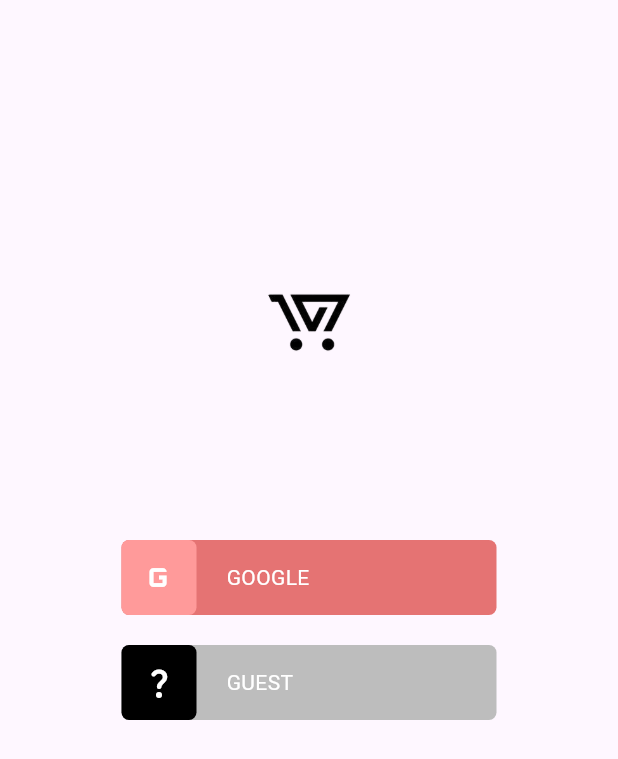
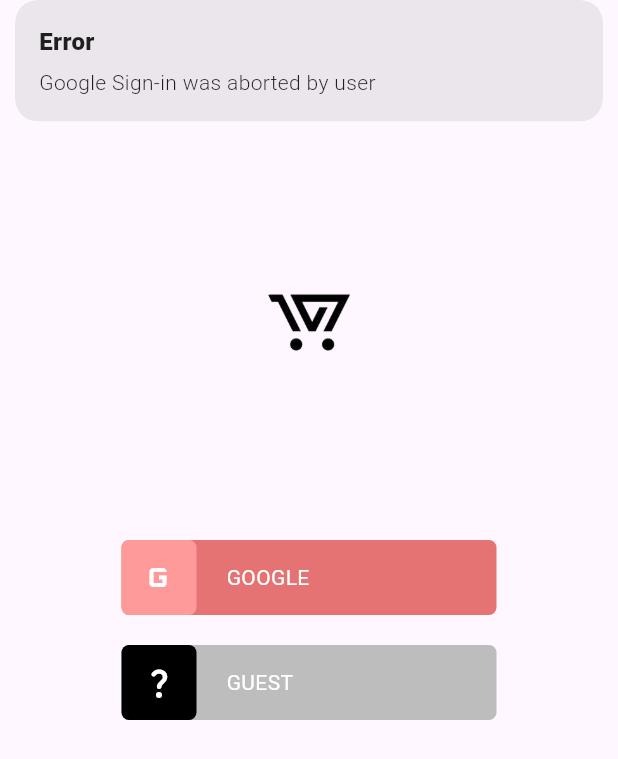
Before and after one commit to MentalJava/simple-shopping-mall, a Flutter app: the screen it shows after launch, after a tap on "GOOGLE", on a phone screen of 412 x 824 dp. Shown: the top 759 px of the screen. Run offline on Flutter 3.47's test engine with Material 3 defaults, Android fonts, the light colour scheme and no system bars; our stand-ins replace firebase_auth, firebase_core, get, google_sign_in; accounts and stored records are empty; generated files the repository leaves out were written again.

Commit message:
Error Snackbar 추가

```diff
--- a/lib/controller/google_auth_controller.dart
+++ b/lib/controller/google_auth_controller.dart
@@ -13,6 +13,8 @@
       final GoogleSignInAccount? googleUser = await googleSignIn.signIn();
       if (googleUser == null) {
         isLoading.value = false;
+        Get.snackbar(
+            'Error', 'Google Sign-in was aborted by user'); // 사용자가 로그인을 취소한 경우
         return;
       }
       final GoogleSignInAuthentication googleAuth =
@@ -23,9 +25,9 @@
       );
 
       await auth.signInWithCredential(credential);
-      Get.toNamed('/home');
-    } catch (e) {
-      print(e);
+      Get.offAllNamed('/home');
+    } on FirebaseAuthException catch (e) {
+      Get.snackbar('Failed with error code : ${e.code}', '${e.message}');
     } finally {
       isLoading.value = false;
     }
--- a/lib/screens/login.dart
+++ b/lib/screens/login.dart
@@ -27,7 +27,8 @@
                 width: Get.width,
               ),
             ),
-            Obx(() {
+            Obx(
+              () {
                 if (googleAuthController.isLoading.value) {
                   return const CircularProgressIndicator();
                 } else {
@@ -45,7 +46,8 @@
                     },
                   );
                 }
-            }),
+              },
+            ),
             const SizedBox(
               height: 20,
             ),
```
Lines whose indentation alone changed are shown as unchanged.
